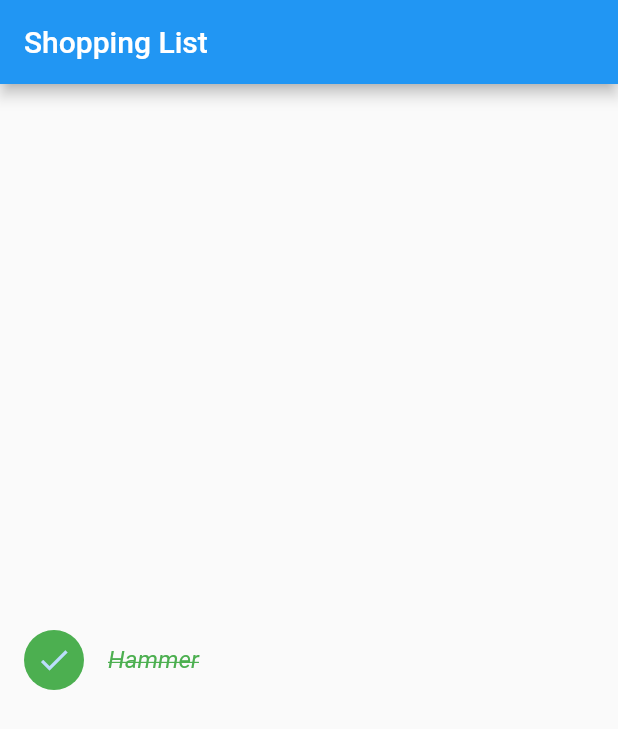
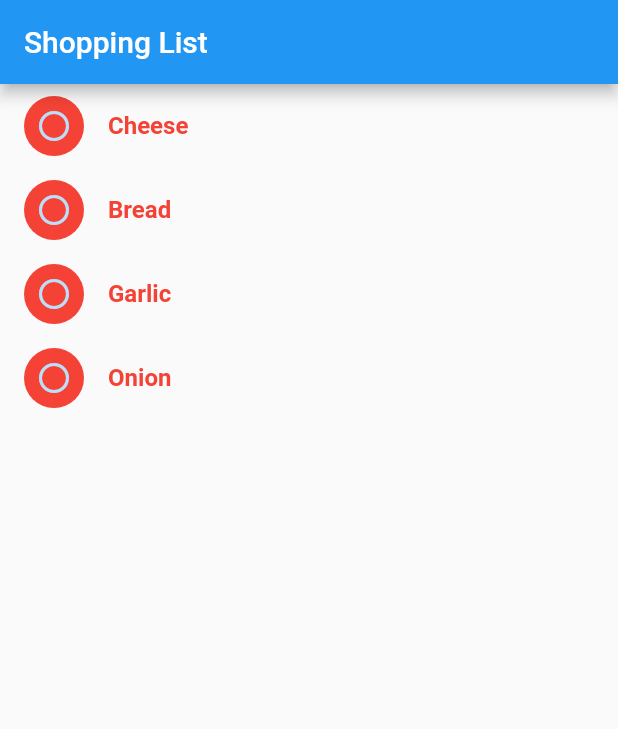
Before and after one commit to JosipTr/shopping-list, a Flutter app: the screen it shows after launch, on a phone screen of 412 x 824 dp. Shown: the top 729 px of the screen. Run offline on Flutter 3.47's test engine with Material 2 defaults, Android fonts, the phone set to English and light mode, and no system bars.

Commit message:
Finish app

```diff
--- a/lib/main.dart
+++ b/lib/main.dart
@@ -10,20 +10,17 @@ class MyApp extends StatelessWidget {
   @override
   Widget build(BuildContext context) {
     return MaterialApp(
-      home: Scaffold(
-        appBar: AppBar(
-          title: const Text("Shopping List"),
-        ),
-        body: Center(
-          child: ShoppingListItem(product: Product(name: "Hammer"), inCart: true, onCartChanged: (product, inCart) {}),
-        ),
+      home: ShoppingList(
+        products: [
+          Product(name: "Cheese"),
+          Product(name: "Bread"),
+          Product(name: "Garlic"),
+          Product(name: "Onion")
+        ],
       ),
     );
   }
 }
-
-
-
 
 class Product {
   final String name;
@@ -31,9 +28,7 @@ class Product {
   Product({required this.name});
 }
 
-
 typedef CartChangedCallback = Function(Product product, bool inCart);
-
 
 class ShoppingListItem extends StatelessWidget {
   final Product product;
@@ -48,9 +43,7 @@ class ShoppingListItem extends StatelessWidget {
       : super(key: ObjectKey(product));
 
   Color _getColor() {
-    return inCart
-        ? Colors.green
-        : Colors.red;
+    return inCart ? Colors.green : Colors.red;
   }
 
   Icon _getIcon() {
@@ -60,10 +53,14 @@ class ShoppingListItem extends StatelessWidget {
   }
 
   TextStyle? _getTextStyle() {
-    if (!inCart) return const TextStyle(color: Colors.red, fontWeight: FontWeight.bold);
-    return const TextStyle(fontStyle: FontStyle.italic, decoration: TextDecoration.lineThrough, color: Colors.green);
+    if (!inCart) {
+      return const TextStyle(color: Colors.red, fontWeight: FontWeight.bold);
     }
-
+    return const TextStyle(
+        fontStyle: FontStyle.italic,
+        decoration: TextDecoration.lineThrough,
+        color: Colors.green);
+  }
 
   @override
   Widget build(BuildContext context) {
@@ -75,7 +72,46 @@ class ShoppingListItem extends StatelessWidget {
           backgroundColor: _getColor(),
           child: _getIcon(),
         ),
-      title: Text(product.name, style: _getTextStyle())
+        title: Text(product.name, style: _getTextStyle()));
+  }
+}
+
+class ShoppingList extends StatefulWidget {
+  final List<Product> products;
+  const ShoppingList({Key? key, required this.products}) : super(key: key);
+
+  @override
+  State<ShoppingList> createState() => _ShoppingListState();
+}
+
+class _ShoppingListState extends State<ShoppingList> {
+  final _shoppingCart = <Product>{};
+
+  void _handleCartChanged(Product product, bool inCart) {
+    setState(() {
+      if (inCart) {
+        _shoppingCart.remove(product);
+      } else {
+        _shoppingCart.add(product);
+      }
+    });
+  }
+
+  @override
+  Widget build(BuildContext context) {
+    return Scaffold(
+      appBar: AppBar(
+        title: const Text("Shopping List"),
+      ),
+      body: ListView(
+        children: widget.products.map((Product product) {
+          return ShoppingListItem(
+            product: product,
+            inCart: _shoppingCart.contains(product),
+            onCartChanged: _handleCartChanged,
+          );
+        }).toList(),
+      ),
     );
   }
 }
```
Lines whose indentation alone changed are shown as unchanged.
